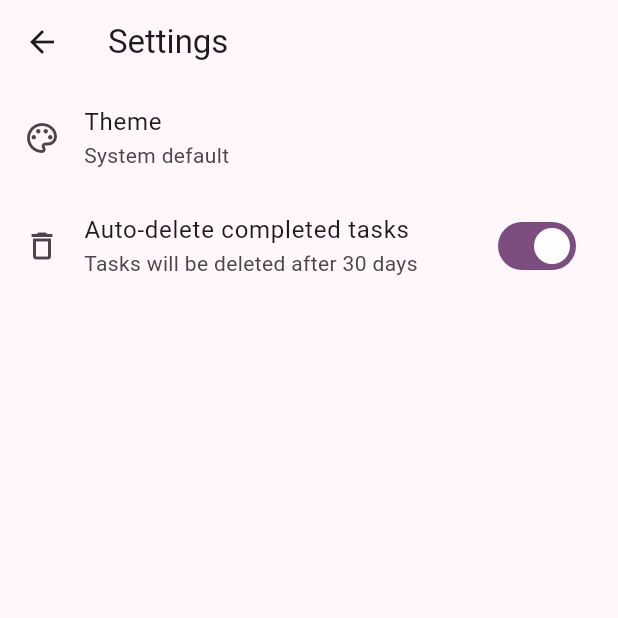
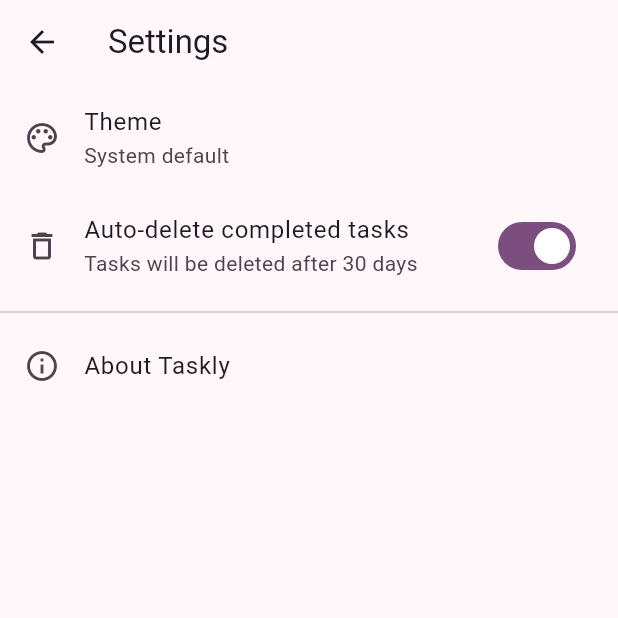
Before and after one commit to ModMonster/Taskly, a Flutter app: the SettingsPage screen opened by its route, on a phone screen of 412 x 824 dp, the top half of it. Run offline on Flutter 3.47's test engine with Material 3 defaults, Android fonts, the light colour scheme and no system bars; our stand-ins replace hive_ce, hive_ce_flutter; missing offline and left inert: side_sheet; accounts and stored records are empty.

Commit message:
Update le settings menu

```diff
--- a/lib/pages/settings.dart
+++ b/lib/pages/settings.dart
@@ -1,5 +1,6 @@
 import 'package:flutter/material.dart';
 import 'package:hive_ce/hive.dart';
+import 'package:taskly/main.dart';
 
 class SettingsPage extends StatefulWidget {
   const SettingsPage({super.key});
@@ -99,6 +100,14 @@ class _SettingsPageState extends State<SettingsPage> {
                 box.put("auto_delete", value);
               });
             }
+          ),
+          Divider(),
+          ListTile(
+            title: Text("About Taskly"),
+            leading: Icon(Icons.info_outline),
+            onTap: () {
+              showTasklyAboutDialog(context);
+            }
           )
         ],
       ),
```
Also changed, not shown: lib/main.dart (+12 -0 lines), lib/widgets/drawer.dart (+2 -9 lines).
